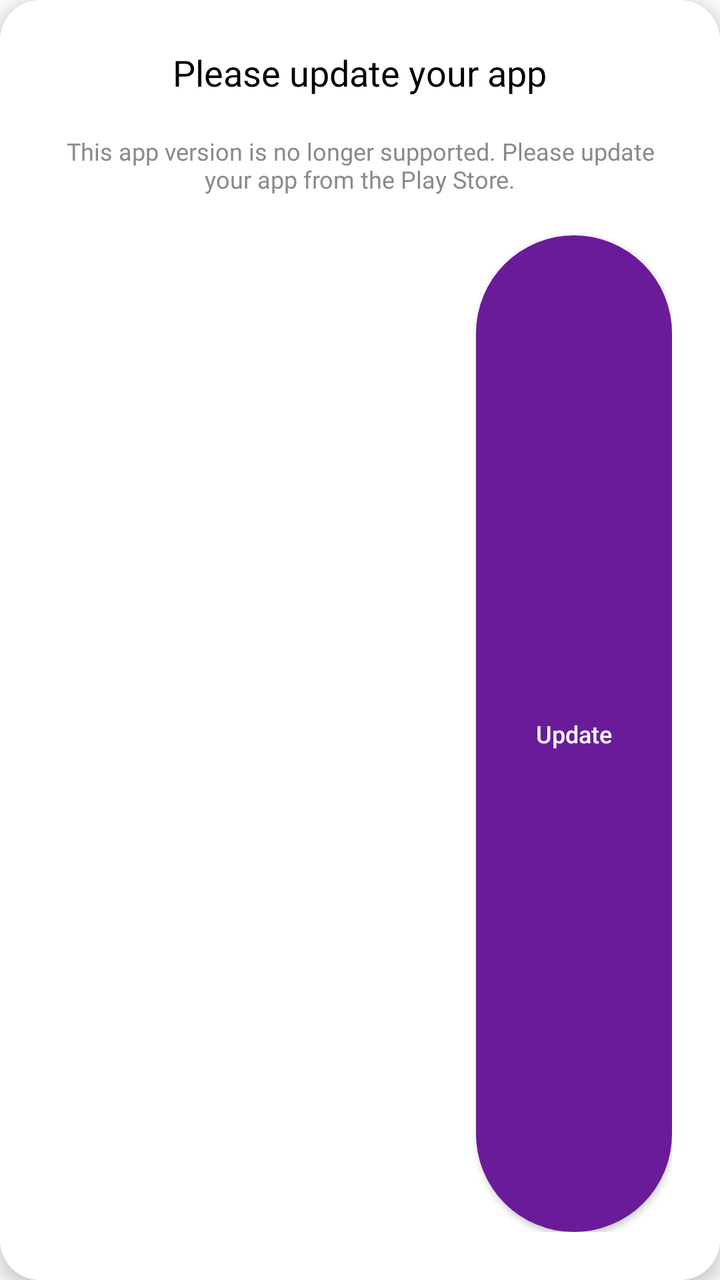
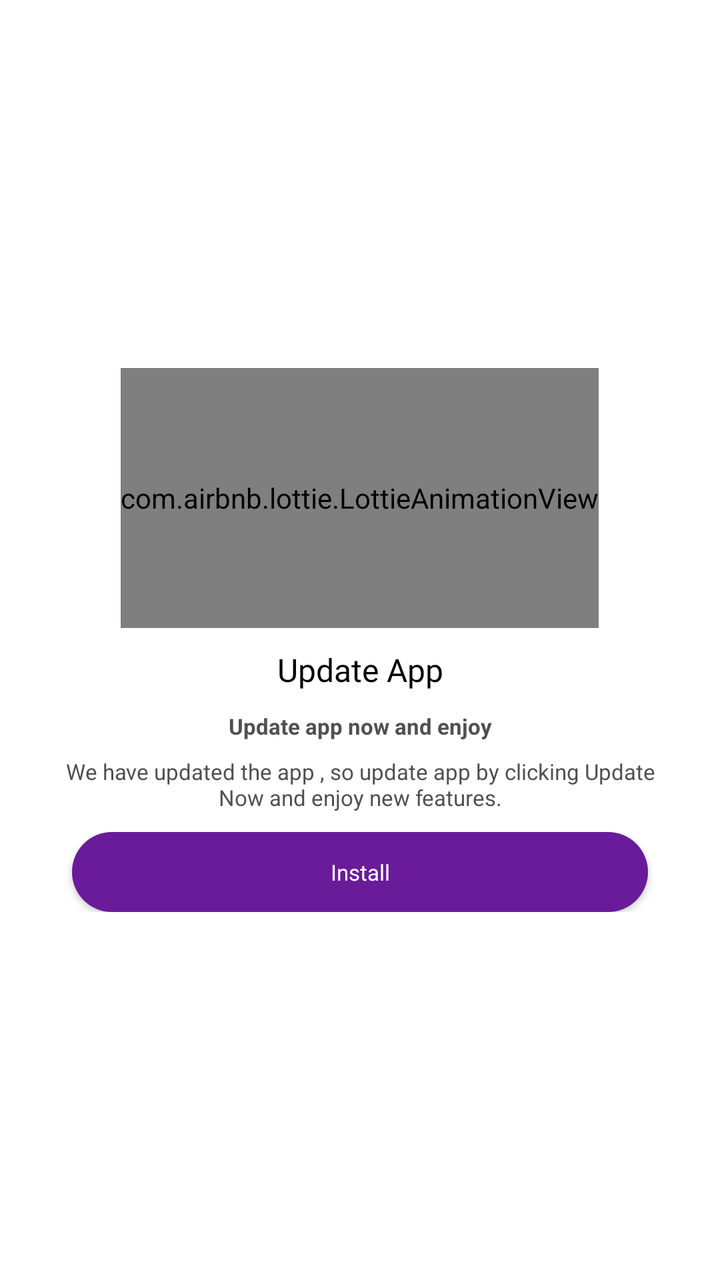

Compare the two renders of this Android layout. The source of the first and the diff that turns it into the second are given below.
<!-- AndroidManifest.xml: application theme AppTheme -->
<!-- res/layout/dialog_update.xml -->
<?xml version="1.0" encoding="utf-8"?>
<LinearLayout xmlns:android="http://schemas.android.com/apk/res/android"
    xmlns:aapt="http://schemas.android.com/aapt"
    xmlns:app="http://schemas.android.com/apk/res-auto"
    android:layout_width="match_parent"
    android:layout_height="wrap_content"
    android:background="@drawable/bg_center_dialog"
    android:elevation="@dimen/_5sdp"
    android:gravity="center"
    android:orientation="vertical"
    android:padding="24dp">

    <TextView
        android:layout_width="wrap_content"
        android:layout_height="wrap_content"
        android:fontFamily="@font/poppins_semi_bold"
        android:gravity="center"
        android:text="Please update your app"
        android:textAppearance="@style/Base.TextAppearance.AppCompat.Body2"
        android:textColor="@color/black"
        android:textSize="18sp" />

    <TextView
        android:id="@+id/txt_app_version"
        android:layout_width="wrap_content"
        android:layout_height="wrap_content"
        android:gravity="center"
        android:textColor="@color/text_light" />

    <TextView
        android:layout_width="wrap_content"
        android:layout_height="wrap_content"
        android:fontFamily="@font/poppins_regular"
        android:gravity="center"
        android:text="This app version is no longer supported. Please update your app from the Play Store."
        android:textColor="@color/text_light"
        android:textSize="12sp" />

    <androidx.appcompat.widget.AppCompatButton
        android:id="@+id/btnUpdateNow"
        android:layout_width="wrap_content"
        android:layout_height="40dp"
        android:layout_gravity="end"
        android:layout_marginTop="20dp"
        android:layout_weight="1"
        android:paddingHorizontal="@dimen/_30sdp"
        android:background="@drawable/bg_main"
        android:text="Update"
        android:textAllCaps="false"
        android:textColor="#ffffff"
        android:textSize="12sp" />


</LinearLayout>
<!-- resources referenced by this layout -->
<resources>
  <color name="black">#FF000000</color>
  <color name="text_light">#8A8A8A</color>
  <dimen name="_30sdp">30dp</dimen>
  <dimen name="_5sdp">5dp</dimen>
  <!-- drawable bg_center_dialog (drawable) -->
  <?xml version="1.0" encoding="utf-8"?>
  <shape xmlns:android="http://schemas.android.com/apk/res/android"
      xmlns:aapt="http://schemas.android.com/aapt"
      xmlns:app="http://schemas.android.com/apk/res-auto">
      <corners android:radius="@dimen/_20sdp" />
      <solid android:color="@color/bg_bottom" />
  </shape>
  <!-- drawable bg_main (drawable) -->
  <?xml version="1.0" encoding="utf-8"?>
  <shape xmlns:android="http://schemas.android.com/apk/res/android" xmlns:app="http://schemas.android.com/apk/res-auto" xmlns:aapt="http://schemas.android.com/aapt">
      <solid android:color="@color/app_color"/>
      <corners android:radius="@dimen/_50sdp"/>
  </shape>
  <style name="AppTheme" parent="Theme.Material3.DayNight.NoActionBar">
          <item name="android:windowBackground">@null</item>
          <item name="android:windowDisablePreview">true</item>
          <item name="android:statusBarColor">@color/black</item>
  
          <item name="colorPrimary">@color/dark_purple</item>
          <item name="colorAccent">@color/colorAccent</item>
  
  
          <item name="windowActionBar">false</item>
          <item name="windowNoTitle">true</item>
          <item name="colorControlNormal">@color/black</item>
          <item name="colorControlActivated">@color/rating</item>
      </style>
  <dimen name="_20sdp">20dp</dimen>
  <color name="bg_bottom">#ffffff</color>
  <color name="app_color">#6A1B9A</color>
  <dimen name="_50sdp">50dp</dimen>
  <color name="dark_purple">#6A1B9A</color>
  <color name="colorAccent">#212121</color>
  <color name="rating">#FFC70A</color>
</resources>

<!-- the commit's change to res/layout/dialog_update.xml (unified diff, before → after) -->
@@ -1,54 +1,98 @@
 <?xml version="1.0" encoding="utf-8"?>
 <LinearLayout xmlns:android="http://schemas.android.com/apk/res/android"
-    xmlns:aapt="http://schemas.android.com/aapt"
     xmlns:app="http://schemas.android.com/apk/res-auto"
     android:layout_width="match_parent"
     android:layout_height="wrap_content"
+    android:layout_gravity="center"
     android:background="@drawable/bg_center_dialog"
-    android:elevation="@dimen/_5sdp"
     android:gravity="center"
     android:orientation="vertical"
-    android:padding="24dp">
+    android:padding="@dimen/_16sdp">
 
-    <TextView
+    <com.airbnb.lottie.LottieAnimationView
+        android:id="@+id/image_dialog"
         android:layout_width="wrap_content"
-        android:layout_height="wrap_content"
-        android:fontFamily="@font/poppins_semi_bold"
-        android:gravity="center"
-        android:text="Please update your app"
-        android:textAppearance="@style/Base.TextAppearance.AppCompat.Body2"
-        android:textColor="@color/black"
-        android:textSize="18sp" />
+        android:layout_height="@dimen/_130sdp"
+        app:lottie_autoPlay="true"
+        app:lottie_loop="true"
+        app:lottie_rawRes="@raw/install_anim" />
 
-    <TextView
-        android:id="@+id/txt_app_version"
-        android:layout_width="wrap_content"
-        android:layout_height="wrap_content"
-        android:gravity="center"
-        android:textColor="@color/text_light" />
+    <RelativeLayout
+        android:layout_width="match_parent"
+        android:layout_height="wrap_content">
 
-    <TextView
-        android:layout_width="wrap_content"
-        android:layout_height="wrap_content"
-        android:fontFamily="@font/poppins_regular"
-        android:gravity="center"
-        android:text="This app version is no longer supported. Please update your app from the Play Store."
-        android:textColor="@color/text_light"
-        android:textSize="12sp" />
+        <TextView
+            android:id="@+id/tvLabel"
+            android:layout_width="match_parent"
+            android:layout_height="wrap_content"
+            android:layout_marginTop="@dimen/_10sdp"
+            android:fontFamily="@font/bold"
+            android:gravity="center"
+            android:text="Update App"
+            android:textColor="@color/black"
+            android:textSize="@dimen/_16ssp" />
 
-    <androidx.appcompat.widget.AppCompatButton
-        android:id="@+id/btnUpdateNow"
-        android:layout_width="wrap_content"
-        android:layout_height="40dp"
-        android:layout_gravity="end"
-        android:layout_marginTop="20dp"
-        android:layout_weight="1"
-        android:paddingHorizontal="@dimen/_30sdp"
-        android:background="@drawable/bg_main"
-        android:text="Update"
-        android:textAllCaps="false"
-        android:textColor="#ffffff"
-        android:textSize="12sp" />
+        <LinearLayout
+            android:id="@+id/data"
+            android:layout_width="match_parent"
+            android:layout_height="wrap_content"
+            android:layout_below="@id/tvLabel"
+            android:layout_marginTop="@dimen/_10sdp"
+            android:gravity="center"
+            android:orientation="vertical">
+
+            <TextView
+                android:id="@+id/tvTitle"
+                android:layout_width="match_parent"
+                android:layout_height="wrap_content"
+                android:gravity="center"
+                android:paddingLeft="@dimen/_8sdp"
+                android:paddingRight="@dimen/_8sdp"
+                android:text="@string/update_title"
+                android:textColor="#505050"
+                android:textSize="@dimen/_11ssp"
+                android:textStyle="bold" />
+
+            <TextView
+                android:id="@+id/tvMsg"
+                android:layout_width="match_parent"
+                android:layout_height="wrap_content"
+                android:layout_marginTop="@dimen/_8sdp"
+                android:gravity="center"
+                android:paddingLeft="@dimen/_8sdp"
+                android:paddingRight="@dimen/_8sdp"
+                android:text="@string/update_msg"
+                android:textColor="#505050"
+                android:textSize="@dimen/_11ssp" />
+
+        </LinearLayout>
+
+        <RelativeLayout
+            android:layout_width="match_parent"
+            android:layout_height="wrap_content"
+            android:layout_below="@id/data"
+            android:layout_marginTop="@dimen/_10sdp"
+            android:gravity="center"
+            android:orientation="horizontal">
 
 
+            <androidx.appcompat.widget.AppCompatButton
+                android:id="@+id/tvUpdate"
+                android:layout_width="match_parent"
+                android:layout_height="40dp"
+                android:layout_gravity="center"
+                android:layout_marginHorizontal="20dp"
+                android:layout_weight="1"
+                android:adjustViewBounds="true"
+                android:background="@drawable/bg_main"
+                android:fontFamily="@font/poppin_medium"
+                android:text="@string/install"
+                android:textAllCaps="false"
+                android:textColor="@color/white"
+                android:textSize="@dimen/_11ssp"
+                android:visibility="visible" />
+
+        </RelativeLayout>
+
+    </RelativeLayout>
 </LinearLayout>
<!-- resource entries referenced after the edit -->
@@ -1,9 +1,13 @@
 <!-- resources referenced by this layout -->
 <resources>
   <color name="black">#FF000000</color>
-  <color name="text_light">#8A8A8A</color>
-  <dimen name="_30sdp">30dp</dimen>
-  <dimen name="_5sdp">5dp</dimen>
+  <color name="white">#FFFFFFFF</color>
+  <dimen name="_10sdp">10dp</dimen>
+  <dimen name="_11ssp">11sp</dimen>
+  <dimen name="_130sdp">130dp</dimen>
+  <dimen name="_16sdp">16dp</dimen>
+  <dimen name="_16ssp">16sp</dimen>
+  <dimen name="_8sdp">8dp</dimen>
   <!-- drawable bg_center_dialog (drawable) -->
   <?xml version="1.0" encoding="utf-8"?>
   <shape xmlns:android="http://schemas.android.com/apk/res/android"
@@ -18,19 +22,25 @@
       <solid android:color="@color/app_color"/>
       <corners android:radius="@dimen/_50sdp"/>
   </shape>
+  <string name="install">Install</string>
+  <string name="update_msg">We have updated the app , so update app by clicking Update Now and enjoy new features.</string>
+  <string name="update_title">Update app now and enjoy</string>
   <style name="AppTheme" parent="Theme.Material3.DayNight.NoActionBar">
           <item name="android:windowBackground">@null</item>
           <item name="android:windowDisablePreview">true</item>
-          <item name="android:statusBarColor">@color/black</item>
+  
   
           <item name="colorPrimary">@color/dark_purple</item>
           <item name="colorAccent">@color/colorAccent</item>
-  
-  
           <item name="windowActionBar">false</item>
           <item name="windowNoTitle">true</item>
           <item name="colorControlNormal">@color/black</item>
           <item name="colorControlActivated">@color/rating</item>
+  
+          <item name="android:statusBarColor" tools:targetApi="l">@color/white</item>
+          <item name="android:windowLightStatusBar">true</item>
+          <item name="android:windowDrawsSystemBarBackgrounds">true</item>
+  
       </style>
   <dimen name="_20sdp">20dp</dimen>
   <color name="bg_bottom">#ffffff</color>
